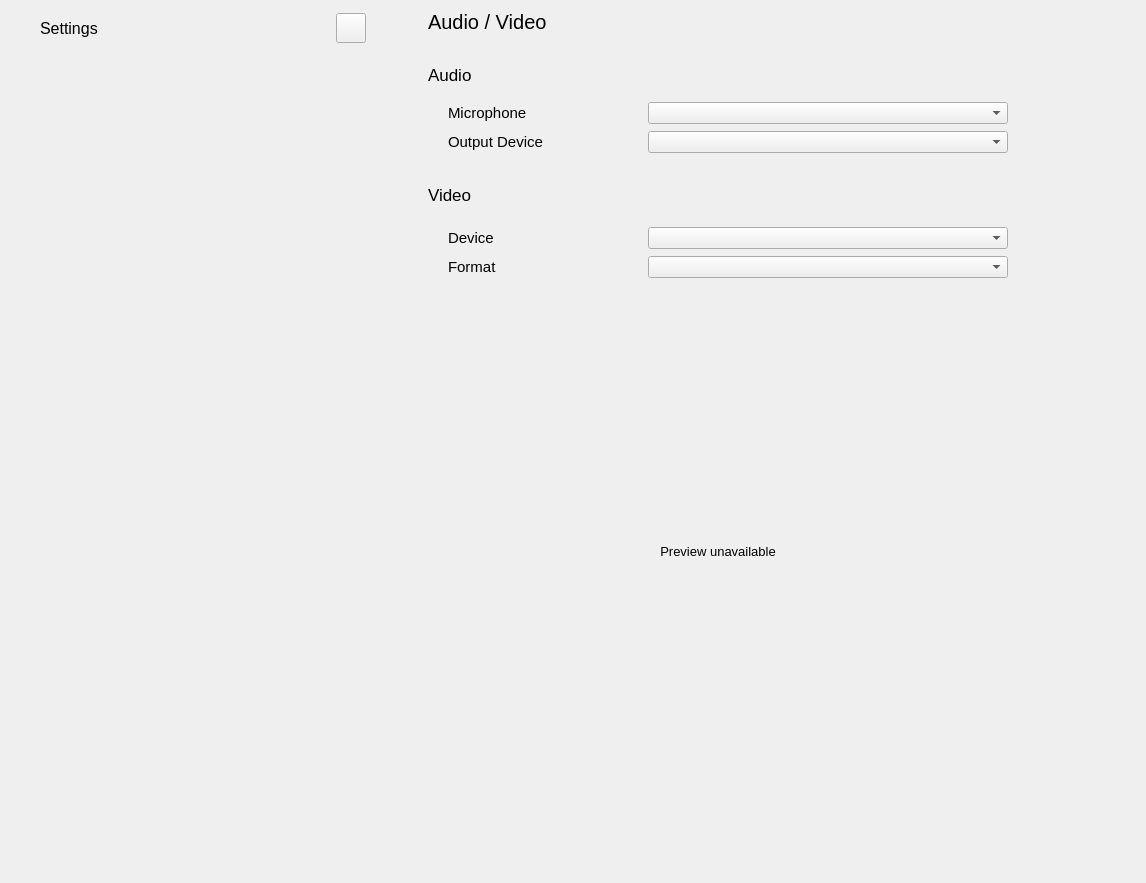
The window that settingswidget.ui (savoirfairelinux/jami-client-windows) describes before a commit, drawn with Qt 5.
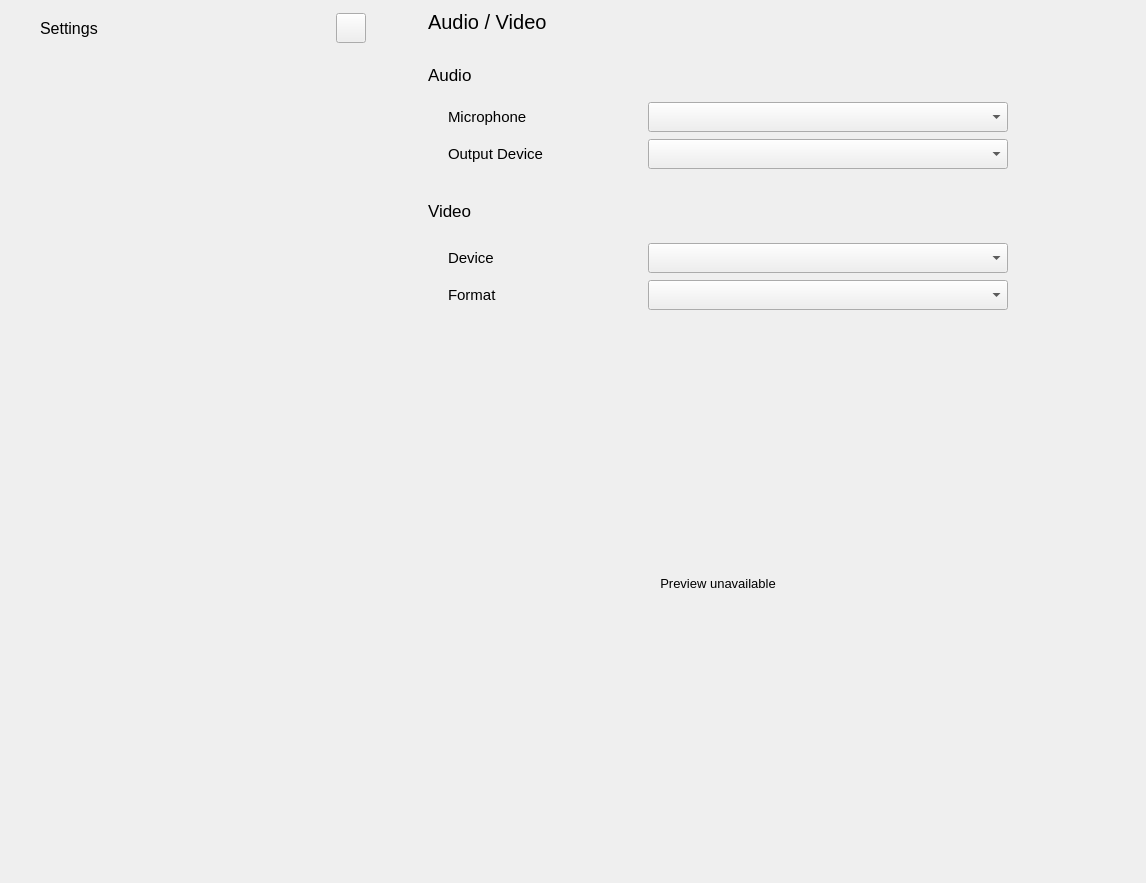
The same window after the commit. The open tabs and pages were chosen to show the change. Icons and pictures are not drawn. Custom widgets are drawn as their Qt base class.

Commit message: ui: fix minor css/ui issues

What changed in the file:
```diff
--- a/settingswidget.ui
+++ b/settingswidget.ui
@@ -3533,7 +3533,7 @@
                              <property name="minimumSize">
                               <size>
                                <width>360</width>
-                               <height>0</height>
+                               <height>30</height>
                               </size>
                              </property>
                              <property name="maximumSize">
@@ -3542,6 +3542,11 @@
                                <height>16777215</height>
                               </size>
                              </property>
+                             <property name="font">
+                              <font>
+                               <pointsize>10</pointsize>
+                              </font>
+                             </property>
                              <property name="toolTip">
                               <string>Audio input device selector</string>
                              </property>
@@ -3602,7 +3607,7 @@
                              <property name="minimumSize">
                               <size>
                                <width>360</width>
-                               <height>0</height>
+                               <height>30</height>
                               </size>
                              </property>
                              <property name="maximumSize">
@@ -3611,6 +3616,11 @@
                                <height>16777215</height>
                               </size>
                              </property>
+                             <property name="font">
+                              <font>
+                               <pointsize>10</pointsize>
+                              </font>
+                             </property>
                              <property name="toolTip">
                               <string>Choose the output device</string>
                              </property>
@@ -3738,7 +3748,7 @@
                              <property name="minimumSize">
                               <size>
                                <width>360</width>
-                               <height>0</height>
+                               <height>30</height>
                               </size>
                              </property>
                              <property name="maximumSize">
@@ -3747,6 +3757,11 @@
                                <height>16777215</height>
                               </size>
                              </property>
+                             <property name="font">
+                              <font>
+                               <pointsize>10</pointsize>
+                              </font>
+                             </property>
                              <property name="toolTip">
                               <string>Video device selector</string>
                              </property>
@@ -3798,7 +3813,7 @@
                              <property name="minimumSize">
                               <size>
                                <width>360</width>
-                               <height>0</height>
+                               <height>30</height>
                               </size>
                              </property>
                              <property name="maximumSize">
@@ -3807,6 +3822,11 @@
                                <height>16777215</height>
                               </size>
                              </property>
+                             <property name="font">
+                              <font>
+                               <pointsize>10</pointsize>
+                              </font>
+                             </property>
                              <property name="toolTip">
                               <string>Video device framerate selector</string>
                              </property>
```
Left out of the diff: 2 changed lines with no effect on the pictures. The commit also changes 1 other file.
